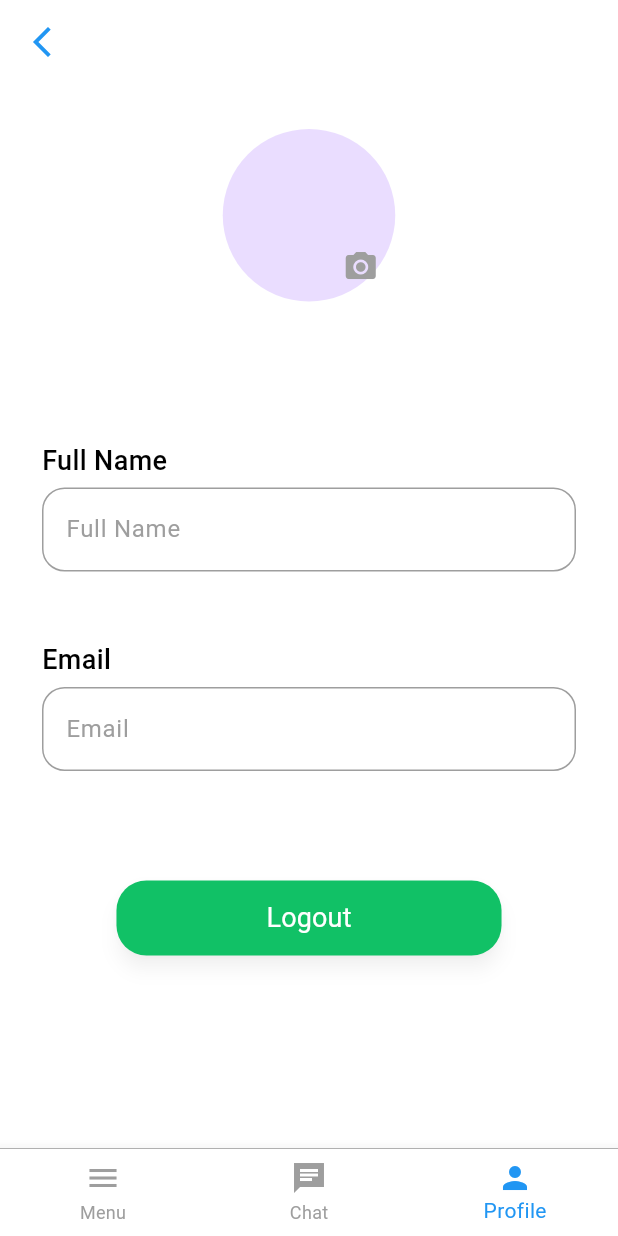
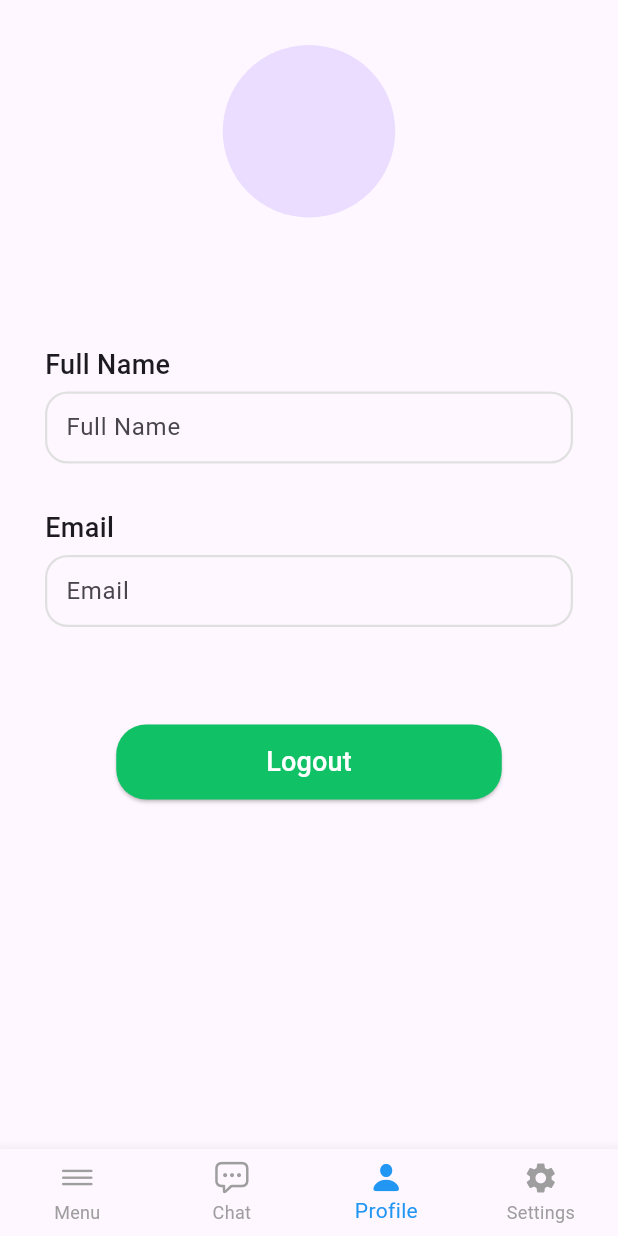
Before and after one commit to ozcann159/farmer_chatbot, a Flutter app: the MenuScreen screen opened directly, item 3 of the bottom bar chosen, on a phone screen of 412 x 824 dp. Run offline on Flutter 3.47's test engine with Material 3 defaults, Android fonts, the phone set to English and light mode, and no system bars; our stand-ins replace image_picker.

```diff
--- a/lib/screens/login_screen.dart
+++ b/lib/screens/login_screen.dart
@@ -102,8 +102,7 @@ class _LoginScreenState extends State<LoginScreen> {
                     Navigator.push(
                       context,
                       MaterialPageRoute(
-                        builder: (context) =>
-                            RegisterScreen(),
+                        builder: (context) => RegisterScreen(),
                       ),
                     );
                   },
--- a/lib/screens/menu_screen.dart
+++ b/lib/screens/menu_screen.dart
@@ -1,5 +1,12 @@
-import 'package:farmer_chatbot/screens/login_screen.dart';
+import 'package:farmer_chatbot/screens/%C4%B1ndoorSpacesScreen.dart';
+import 'package:farmer_chatbot/screens/devicesScreen.dart';
+import 'package:farmer_chatbot/screens/outdoorSpacesScreen.dart';
+import 'package:farmer_chatbot/screens/settings_screen.dart';
+import 'package:flutter/cupertino.dart';
 import 'package:flutter/material.dart';
+
+import 'chat_screen.dart';
+import 'profile_page.dart';
 
 class MenuScreen extends StatefulWidget {
   const MenuScreen({super.key});
@@ -11,30 +18,30 @@ class MenuScreen extends StatefulWidget {
 class _MenuScreenState extends State<MenuScreen> {
   int _currentIndex = 0;
 
-  final List<Widget> _screen = [
-    MenuPage(), // Menu sayfa
-    ChatPage(), // Chat sayfa
-    ProfilePage(), // Profil sayfa
+  final List<Widget> _screens = [
+    const MenuPage(),
+    const ChatPage(),
+    const ProfilePage(),
+    const SettingPage(),
   ];
+
   @override
   Widget build(BuildContext context) {
     return Scaffold(
       backgroundColor: Colors.white,
-      body: _screen[_currentIndex],
-      bottomNavigationBar: Column(
-        mainAxisSize: MainAxisSize.min,
-        children: [
-          const Divider(height: 0.5, thickness: 0.5, color: Colors.grey),
-          BottomNavigationBar(
+      body: _screens[_currentIndex],
+      bottomNavigationBar: BottomNavigationBar(
+        type: BottomNavigationBarType.fixed,
         items: const [
-              BottomNavigationBarItem(icon: Icon(Icons.menu), label: 'Menu'),
           BottomNavigationBarItem(
-                icon: Icon(Icons.chat_sharp),
-                label: 'Chat',
-              ),
+              icon: Icon(CupertinoIcons.line_horizontal_3), label: 'Menu'),
           BottomNavigationBarItem(
-                icon: Icon(Icons.person),
-                label: 'Profile',
+              icon: Icon(CupertinoIcons.ellipses_bubble), label: 'Chat'),
+          BottomNavigationBarItem(
+              icon: Icon(CupertinoIcons.person_fill), label: 'Profile'),
+          BottomNavigationBarItem(
+            icon: Icon(Icons.settings),
+            label: 'Settings',
           ),
         ],
         currentIndex: _currentIndex,
@@ -45,172 +52,62 @@ class _MenuScreenState extends State<MenuScreen> {
         },
         selectedItemColor: Colors.blue,
         unselectedItemColor: Colors.grey,
-            backgroundColor: Colors.white,
-          ),
-        ],
       ),
     );
   }
 }
 
-// Menü sayfası
 class MenuPage extends StatelessWidget {
+  const MenuPage({super.key});
+
   @override
   Widget build(BuildContext context) {
-    return Center(
-      child: Text('Menu View'),
-    );
-  }
-}
-
-// Sohbet sayfası
-class ChatPage extends StatelessWidget {
-  @override
-  Widget build(BuildContext context) {
-    return Center(
-      child: Text('Chat Page'),
-    );
-  }
-}
-
-// Profil sayfası
-class ProfilePage extends StatelessWidget {
-  @override
-  Widget build(BuildContext context) {
-    final size = MediaQuery.of(context).size;
     return Scaffold(
+      backgroundColor: Colors.white,
       appBar: AppBar(
+        automaticallyImplyLeading: false,
         backgroundColor: Colors.white,
-        elevation: 0,
-        leading: IconButton(
-          icon: const Icon(Icons.arrow_back_ios_new, color: Colors.blue),
-          onPressed: () {
-            Navigator.of(context).pop(); // Geri navigasyonu
-          },
       ),
+      body: Padding(
+        padding: EdgeInsets.only(bottom: 2.0),
+        child: ListView(
+          children: [
+            _buildMenuItem(
+              context,
+              'Outdoor Spaces',
+              const OutdoorSpacesScreen(),
             ),
-      body: SingleChildScrollView(
-        child: SafeArea(
-          child: Container(
-            width: size.width,
-            height: size.height,
-            color: Colors.white,
-            child: Column(
-              mainAxisSize: MainAxisSize.min,
-              children: [
-                const SizedBox(height: 30.0),
-                SizedBox(
-                  height: 115,
-                  width: 115,
-                  child: Stack(
-                    fit: StackFit.expand,
-                    children: [
-                      CircleAvatar(),
-                      Positioned(
-                        bottom: 0,
-                        right: 0,
-                        child: SizedBox(
-                          height: 46,
-                          width: 46,
-                          child: IconButton(
-                            icon: const Icon(
-                              Icons.camera_alt,
-                              color: Colors.grey,
-                              size: 24,
+            const Divider(),
+            _buildMenuItem(
+              context,
+              'Indoor Spaces',
+              const IndoorSpacesScreen(),
             ),
-                            onPressed: () {},
-                          ),
-                        ),
+            const Divider(),
+            _buildMenuItem(
+              context,
+              'Devices',
+              const DevicesScreen(),
             ),
           ],
         ),
       ),
-                const SizedBox(height: 70.0),
-                Padding(
-                  padding: const EdgeInsets.all(8.0),
-                  child: _buildTextFieldWithLabel('Full Name'),
+    );
+  }
+
+  Widget _buildMenuItem(BuildContext context, String title, Widget screen) {
+    return ListTile(
+      title: Text(title, style: const TextStyle(fontSize: 17)),
+      trailing: const Icon(
+        Icons.arrow_forward_ios,
+        color: Colors.blue,
       ),
-                Padding(
-                  padding: const EdgeInsets.all(8.0),
-                  child: _buildTextFieldWithLabel('Email'),
-                ),
-                const SizedBox(height: 50.0),
-                Center(
-                  child: ElevatedButton(
-                    onPressed: () {
+      onTap: () {
         Navigator.push(
           context,
-                        MaterialPageRoute(
-                          builder: (context) => const LoginScreen(),
-                        ),
+          MaterialPageRoute(builder: (context) => screen),
         );
       },
-                    style: ElevatedButton.styleFrom(
-                      padding: const EdgeInsets.symmetric(
-                          horizontal: 100, vertical: 12),
-                      backgroundColor: const Color(0xFF11C166),
-                      shape: RoundedRectangleBorder(
-                        borderRadius: BorderRadius.circular(20),
-                      ),
-                      shadowColor: Colors.black26,
-                      elevation: 5,
-                    ),
-                    child: const Text(
-                      'Logout',
-                      style: TextStyle(
-                        fontSize: 18.0,
-                        fontWeight: FontWeight.normal,
-                        color: Colors.white,
-                      ),
-                    ),
-                  ),
-                ),
-              ],
-            ),
-          ),
-        ),
-      ),
     );
   }
 }
-
-// TextField ve üst kısımdaki yazılar
-Widget _buildTextFieldWithLabel(String labelText) {
-  return Padding(
-    padding: const EdgeInsets.symmetric(vertical: 15.0, horizontal: 20.0),
-    child: Column(
-      crossAxisAlignment: CrossAxisAlignment.start,
-      children: [
-        Text(
-          labelText,
-          style: const TextStyle(
-            color: Colors.black,
-            fontSize: 18,
-            fontWeight: FontWeight.w500,
-          ),
-        ),
-        const SizedBox(height: 5),
-        TextField(
-          decoration: InputDecoration(
-            fillColor: Colors.white,
-            filled: true,
-            hintText: labelText,
-            hintStyle: const TextStyle(color: Colors.grey),
-            border: OutlineInputBorder(
-              borderRadius: BorderRadius.circular(15),
-              borderSide: const BorderSide(color: Colors.grey),
-            ),
-            focusedBorder: OutlineInputBorder(
-              borderRadius: BorderRadius.circular(15),
-              borderSide: const BorderSide(color: Colors.grey),
-            ),
-            enabledBorder: OutlineInputBorder(
-              borderRadius: BorderRadius.circular(15),
-              borderSide: const BorderSide(color: Colors.grey),
-            ),
-          ),
-        ),
-      ],
-    ),
-  );
-}
--- /dev/null
+++ b/lib/screens/profile_page.dart
@@ -0,0 +1,48 @@
+import 'package:farmer_chatbot/widgets/custom2_text_field.dart';
+import 'package:flutter/material.dart';
+
+import 'login_screen.dart';
+
+class ProfilePage extends StatelessWidget {
+  const ProfilePage({super.key});
+
+  @override
+  Widget build(BuildContext context) {
+    final size = MediaQuery.of(context).size;
+    return Scaffold(
+      body: SingleChildScrollView(
+        child: SafeArea(
+          child: Container(
+            width: size.width,
+            height: size.height,
+            child: Column(
+              children: [
+                const SizedBox(height: 30.0),
+                CircleAvatar(radius: 57.5),
+                const SizedBox(height: 70.0),
+                const Custom2TextField(labelText: 'Full Name'),
+                const Custom2TextField(labelText: 'Email'),
+                const SizedBox(height: 50.0),
+                ElevatedButton(
+                  onPressed: () => Navigator.push(
+                      context,
+                      MaterialPageRoute(
+                          builder: (context) => const LoginScreen())),
+                  style: ElevatedButton.styleFrom(
+                    padding: const EdgeInsets.symmetric(
+                        horizontal: 100, vertical: 12),
+                    backgroundColor: const Color(0xFF11C166),
+                    shape: RoundedRectangleBorder(
+                        borderRadius: BorderRadius.circular(20)),
+                  ),
+                  child: const Text('Logout',
+                      style: TextStyle(fontSize: 18.0, color: Colors.white)),
+                ),
+              ],
+            ),
+          ),
+        ),
+      ),
+    );
+  }
+}
--- /dev/null
+++ b/lib/utils/constants.dart
@@ -0,0 +1,4 @@
+import 'package:flutter/material.dart';
+
+const Color primaryColor = Color(0xFF11C166);
+const Color backgroundColor = Colors.white;
--- /dev/null
+++ b/lib/widgets/custom2_text_field.dart
@@ -0,0 +1,44 @@
+import 'package:flutter/material.dart';
+
+class Custom2TextField extends StatelessWidget {
+  final String labelText;
+
+  const Custom2TextField({super.key, required this.labelText});
+
+  @override
+  Widget build(BuildContext context) {
+    return Padding(
+      padding: const EdgeInsets.symmetric(vertical: 15.0, horizontal: 30.0),
+      child: Column(
+        crossAxisAlignment: CrossAxisAlignment.start,
+        children: [
+          Text(
+            labelText,
+            style: const TextStyle(fontSize: 18, fontWeight: FontWeight.w500),
+          ),
+          const SizedBox(height: 5),
+          TextField(
+            decoration: InputDecoration(
+              hintText: labelText,
+              contentPadding: EdgeInsets.symmetric(
+                  vertical: 5.0,
+                  horizontal: 10.0), // İç alanın padding'ini ayarlayın
+              border: OutlineInputBorder(
+                borderRadius: BorderRadius.circular(15),
+                borderSide: BorderSide(color: Colors.grey.shade300),
+              ),
+              enabledBorder: OutlineInputBorder(
+                borderRadius: BorderRadius.circular(15),
+                borderSide: BorderSide(color: Colors.grey.shade300, width: 1.5),
+              ),
+              focusedBorder: OutlineInputBorder(
+                borderRadius: BorderRadius.circular(15),
+                borderSide: const BorderSide(color: Colors.blue, width: 1.5),
+              ),
+            ),
+          ),
+        ],
+      ),
+    );
+  }
+}
```
Also changed, not shown: lib/screens/chat_screen.dart (added, +42 -0 lines), lib/screens/devicesScreen.dart (added, +13 -0 lines), lib/screens/forgot_password.dart (+25 -16 lines), lib/screens/login_screen1.dart (+5 -6 lines), lib/screens/outdoorSpacesScreen.dart (added, +13 -0 lines), lib/screens/profile_screen.dart (deleted, +0 -185 lines), lib/screens/settings_screen.dart (added, +10 -0 lines), lib/screens/ındoorSpacesScreen.dart (added, +13 -0 lines), lib/widgets/chat_message.dart (added, +25 -0 lines), lib/widgets/custom_text_field.dart (added, +28 -0 lines). Lines whose indentation alone changed are shown as unchanged.
